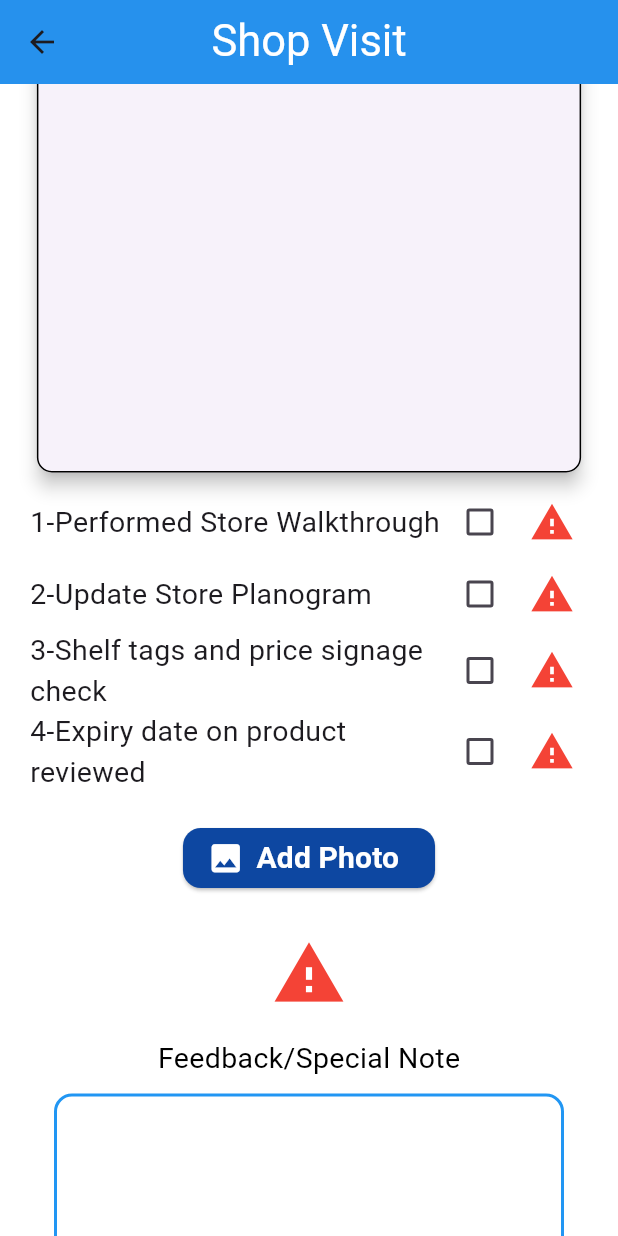
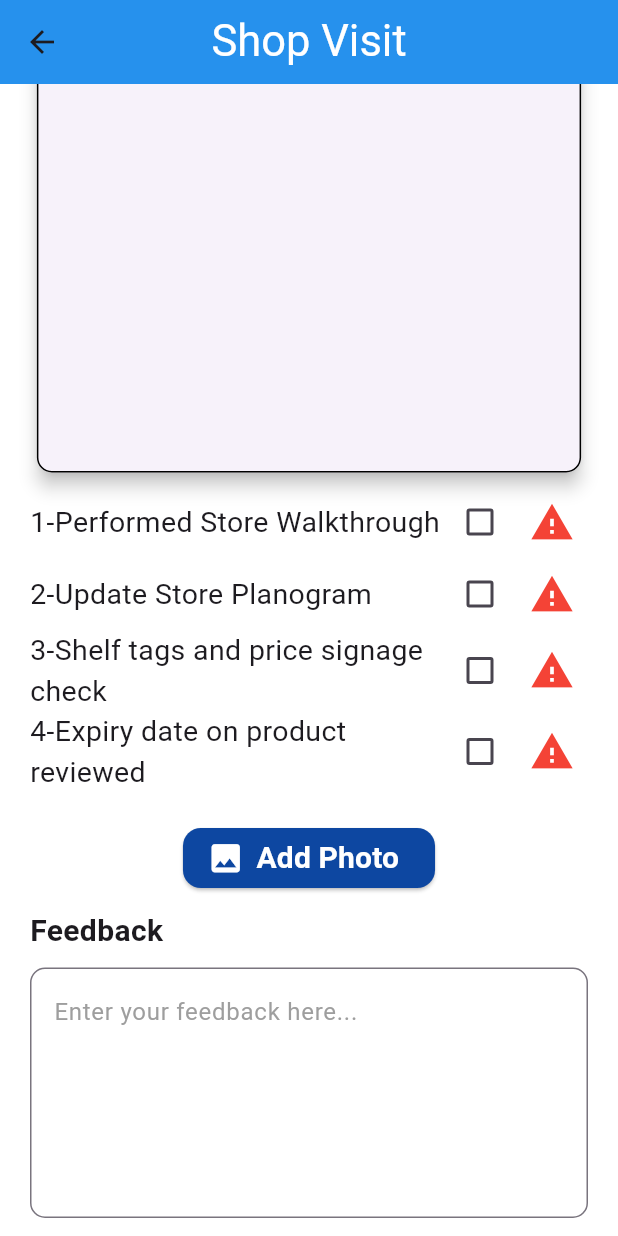
Before and after one commit to NabilaMalik/MetaxpertsBookIt, a Flutter app: the ShopvisitScreen screen opened directly, scrolled down 576 dp, on a phone screen of 412 x 824 dp. Run offline on Flutter 3.47's test engine with Material 3 defaults, Android fonts, the phone set to English and light mode, and no system bars; our stand-ins replace get, image_picker, nanoid, sqflite; accounts and stored records are empty.

Commit message:
Nabila'S complete design WITH BACKEND  01-jan-2025 8:53pm

```diff
--- a/lib/Database/dp_helper.dart
+++ b/lib/Database/dp_helper.dart
@@ -28,7 +28,7 @@ class DBHelper{
   _onCreate(Database db, int version){
     // Database Table
     db.execute("CREATE TABLE $addShopTableName(id INTEGER PRIMARY KEY, shopName TEXT,city SELECTED,shopAddress TEXT,ownerName TEXT,ownerCNIC TEXT,phoneNumber TEXT, alterPhoneNumber TEXT )");
-    db.execute("CREATE TABLE $shopVisitTableName(id INTEGER PRIMARY KEY, brand TEXT, shopName TEXT, shopAddress TEXT, ShopOwner TEXT, bookerName TEXT,photoPath TEXT, feedback TEXT, shopId TEXT)");
+    db.execute("CREATE TABLE $shopVisitTableName(id INTEGER PRIMARY KEY, brand TEXT, shopName TEXT, shopAddress TEXT, ShopOwner TEXT, bookerName TEXT,addPhoto TEXT, feedback TEXT)");
     db.execute("CREATE TABLE $orderMasterTableName(orderMasterId INTEGER PRIMARY KEY,shopName TEXT,ownerName TEXT, phoneNumber TEXT,brand TEXT,total INGEGER, creditLimit TEXT, requiredDelivery TEXT)");
     db.execute("CREATE TABLE $orderDetailsTableName (id INTEGER PRIMARY KEY,orderMasterId INTEGER, product TEXT, quantity TEXT, inStock INTEGER, rate TEXT, amount TEXT, FOREIGN KEY(orderMasterId) REFERENCES $orderMasterTableName(orderMasterId))");
     db.execute("CREATE TABLE $returnFormMasterTableName(returnMasterId INTEGER PRIMARY KEY, selectShop TEXT)");
--- a/lib/Model/shop_visit_model.dart
+++ b/lib/Model/shop_visit_model.dart
@@ -6,9 +6,8 @@ class ShopVisitModel{
   String? shopAddress;
   String? shopOwner;
   String? bookerName;
-  String? photoPath;
+  String? addPhoto;
   String? feedback;
-  int? shopId;
 
   ShopVisitModel({
     this.id,
@@ -17,9 +16,8 @@ class ShopVisitModel{
     this.shopAddress,
     this.shopOwner,
     this.bookerName,
-    this.photoPath,
+    this.addPhoto,
     this.feedback,
-    this.shopId,
   });
 
 
@@ -31,9 +29,9 @@ class ShopVisitModel{
         shopAddress: json['shopAddress'],
         shopOwner: json['ShopOwner'],
         bookerName: json['bookerName'],
-        photoPath: json['photoPath'],
+        addPhoto: json['addPhoto'],
         feedback: json['feedback'],
-        shopId: json['shopId']
+
     );
   }
 
@@ -46,9 +44,8 @@ class ShopVisitModel{
       'shopAddress':shopAddress,
       'ShopOwner':shopOwner,
       'bookerName':bookerName,
-      'photoPath':photoPath,
+      'addPhoto':addPhoto,
       'feedback':feedback,
-      'shopId':shopId,
     };
   }
 }
--- a/lib/Repositories/shop_visit_repository.dart
+++ b/lib/Repositories/shop_visit_repository.dart
@@ -9,7 +9,7 @@ class ShopVisitRepository{
   DBHelper dbHelper = DBHelper();
   Future<List<ShopVisitModel>> getShopVisit() async{
     var dbClient = await dbHelper.db;
-    List<Map> maps = await dbClient.query(shopVisitTableName,columns: ['id','brand','shopName','shopAddress','ShopOwner','bookerName','photoPath','feedback','shopId' ]);
+    List<Map> maps = await dbClient.query(shopVisitTableName,columns: ['id','brand','shopName','shopAddress','ShopOwner','bookerName','addPhoto','feedback' ]);
     List<ShopVisitModel> shopvisit = [];
     for(int i = 0; i<maps.length; i++)
     {
--- a/lib/Screens/home_screen/shopvisit_screen.dart
+++ b/lib/Screens/home_screen/shopvisit_screen.dart
@@ -1,3 +1,5 @@
+import 'dart:io';
+
 import 'package:flutter/material.dart';
 import 'package:get/get.dart';
 import 'package:image_picker/image_picker.dart';
@@ -20,7 +22,7 @@ class _ShopvisitScreenState extends State<ShopvisitScreen> {
   final shopAddressController = TextEditingController();
   final shopOwnerController = TextEditingController();
   final bookerNameController = TextEditingController();
-  final photoPathController = TextEditingController();
+  final addPhotoController = TextEditingController();
   final feedbackController = TextEditingController();
 
   int? shopvisitId;
@@ -37,39 +39,21 @@ class _ShopvisitScreenState extends State<ShopvisitScreen> {
     '3-Shelf tags and price signage check',
     '4-Expiry date on product reviewed',
   ];
-  // Function to filter data based on query
-  void filterData(String query) {
-    if (query.isEmpty) {
-      setState(() {
-        filteredRows = [];
-      });
-    } else {
-      List<DataRow> tempList = [];
-      String lowerCaseQuery = query.toLowerCase();
-      for (DataRow row in products.rows) {
-        for (DataCell cell in row.cells) {
-          if (cell.child is Text && (cell.child as Text).data!.toLowerCase().contains(lowerCaseQuery)) {
-            tempList.add(row);
-            break;
-          }
-        }
-      }
-      setState(() {
-        filteredRows = tempList;
-      });
-    }
-  }
+
   List<String> brands = ['Brand A', 'Brand B', 'Brand C'];
   List<String> shops = ['Shop X', 'Shop Y', 'Shop Z'];
 
-  XFile? _selectedImage;
+  File? _savedImage;
 
   Future<void> _pickImage() async {
     final ImagePicker picker = ImagePicker();
-    final XFile? image = await picker.pickImage(source: ImageSource.gallery);
+    final XFile? image = await picker.pickImage(source: ImageSource.camera);
+
+    if (image != null) {
       setState(() {
-      _selectedImage = image;
+        _savedImage = File(image.path);
       });
+    }
   }
 
   @override
@@ -79,7 +63,7 @@ class _ShopvisitScreenState extends State<ShopvisitScreen> {
     shopAddressController.dispose();
     shopOwnerController.dispose();
     bookerNameController.dispose();
-    photoPathController.dispose();
+    addPhotoController.dispose();
     feedbackController.dispose();
     super.dispose();
   }
@@ -98,7 +82,7 @@ class _ShopvisitScreenState extends State<ShopvisitScreen> {
           backgroundColor: Colors.blue,
         ),
         body: Container(
-          color: Colors.white, // Background color
+          color: Colors.white,
           width: size.width,
           height: size.height,
           child: SingleChildScrollView(
@@ -145,6 +129,7 @@ class _ShopvisitScreenState extends State<ShopvisitScreen> {
                         },
                       ),
                       _buildTextField(
+                        controller: shopAddressController,
                         label: "Shop Address",
                         icon: Icons.location_on,
                         validator: (value) {
@@ -155,6 +140,7 @@ class _ShopvisitScreenState extends State<ShopvisitScreen> {
                         },
                       ),
                       _buildTextField(
+                        controller: shopOwnerController,
                         label: "Shop Owner",
                         icon: Icons.person_outlined,
                         validator: (value) {
@@ -165,6 +151,7 @@ class _ShopvisitScreenState extends State<ShopvisitScreen> {
                         },
                       ),
                       _buildTextField(
+                        controller: bookerNameController,
                         label: "Booker Name",
                         icon: Icons.person,
                         validator: (value) {
@@ -183,35 +170,26 @@ class _ShopvisitScreenState extends State<ShopvisitScreen> {
                         ),
                       ),
                       const SizedBox(height: 10),
-                      Column(
-                        children: [
-
                       SingleChildScrollView(
-                            child: Column(
-                              children: [
-                                Padding(
+                        child: Padding(
                           padding: const EdgeInsets.all(5.0),
                           child: SizedBox(
-                                    height: 400, // Set the desired height
-                                    width: MediaQuery.of(context).size.width * 0.9, // Set the desired width
+                            height: 400,
+                            width: MediaQuery.of(context).size.width * 0.9,
                             child: Card(
                               elevation: 5,
                               shape: RoundedRectangleBorder(
-                                        borderRadius: BorderRadius.circular(10.0), // Adjust the radius as needed
-                                        side: const BorderSide(
-                                          color: Colors.black, // Change the color as needed
-                                          width: 1.0, // Change the width as needed
+                                borderRadius: BorderRadius.circular(10.0),
+                                side: const BorderSide(color: Colors.black, width: 1.0),
                               ),
-                                      ),
-                                      child: SingleChildScrollView( // Add a vertical ScrollView
+                              child: SingleChildScrollView(
                                 child: Column(
                                   children: [
                                     Padding(
                                       padding: const EdgeInsets.all(8.0),
                                       child: TextField(
-                                                //  controller: _searchController,
                                         onChanged: (query) {
-                                                  //    filterData(query);
+                                          // Add filtering logic here
                                         },
                                         decoration: const InputDecoration(
                                           labelText: 'Search',
@@ -220,21 +198,17 @@ class _ShopvisitScreenState extends State<ShopvisitScreen> {
                                         ),
                                       ),
                                     ),
-                                            // Wrap the DataTable with Obx
-                                            RepaintBoundary(
-                                              child: ValueListenableBuilder<List<DataRow>>(
+                                    ValueListenableBuilder<List<DataRow>>(
                                       valueListenable: products.rowsNotifier,
                                       builder: (context, rows, child) {
                                         return DataTable(
                                           columns: const [
                                             DataColumn(label: Text('Product')),
                                             DataColumn(label: Text('Quantity')),
-
                                           ],
                                           rows: filteredRows.isNotEmpty ? filteredRows : rows,
                                         );
                                       },
-                                              ),
                                     )
                                   ],
                                 ),
@@ -242,14 +216,7 @@ class _ShopvisitScreenState extends State<ShopvisitScreen> {
                             ),
                           ),
                         ),
-                              ],
                       ),
-                          )
-
-
-                        ],
-                      ),
-
                       Padding(
                         padding: const EdgeInsets.symmetric(horizontal: 20),
                         child: Column(
@@ -299,76 +266,70 @@ class _ShopvisitScreenState extends State<ShopvisitScreen> {
                           ),
                         ),
                       ),
-                      if (_selectedImage != null)
-                        const Padding(
-                          padding: EdgeInsets.only(top: 10),
-                          child: Text(
+                      if (_savedImage != null)
+                        Padding(
+                          padding: const EdgeInsets.only(top: 10),
+                          child: Column(
+                            children: [
+                              const Text(
                                 'Photo Selected!',
                                 style: TextStyle(fontSize: 19, color: Colors.green),
                               ),
+                              const SizedBox(height: 10),
+                              Image.file(
+                                _savedImage!,
+                                width: 200,
+                                height: 200,
+                                fit: BoxFit.cover,
                               ),
-                      const SizedBox(height: 20),
-                      IconButton(
-                        icon: const Icon(Icons.warning, color: Colors.red, size: 50),
-                        onPressed: () {
-                          // Handle warning logic
+                            ],
+                          ),
+                        ),
+                      // Feedback Section
+                      Padding(
+                        padding: const EdgeInsets.symmetric(horizontal: 20, vertical: 10),
+                        child: Column(
+                          crossAxisAlignment: CrossAxisAlignment.start,
+                          children: [
+                            const Text(
+                              "Feedback",
+                              style: TextStyle(fontSize: 20, fontWeight: FontWeight.bold),
+                            ),
+                            const SizedBox(height: 10),
+                            TextFormField(
+                              controller: feedbackController,
+                              maxLines: 5,
+                              style: const TextStyle(fontSize: 18),
+                              decoration: InputDecoration(
+                                hintText: "Enter your feedback here...",
+                                hintStyle: const TextStyle(color: Colors.grey, fontSize: 16),
+                                border: OutlineInputBorder(
+                                  borderRadius: BorderRadius.circular(10),
+                                  borderSide: const BorderSide(color: Colors.grey, width: 1.0),
+                                ),
+                                focusedBorder: OutlineInputBorder(
+                                  borderRadius: BorderRadius.circular(10),
+                                  borderSide: const BorderSide(color: Colors.blue, width: 2.0),
+                                ),
+                              ),
+                              validator: (value) {
+                                if (value == null || value.isEmpty) {
+                                  return 'Feedback cannot be empty';
+                                }
+                                return null;
                               },
                             ),
-                      const SizedBox(height: 10),
-                      const Text(
-                        'Feedback/Special Note',
-                        style: TextStyle(fontSize: 19, color: Colors.black),
-                      ),
-                      const SizedBox(height: 10),
-                      Container(
-                        width: 340,
-                        height: 170,
-                        decoration: BoxDecoration(
-                          border: Border.all(color: Colors.blue, width: 2.0),
-                          borderRadius: BorderRadius.circular(12.0),
-                        ),
-                        child: TextField(
-                          maxLines: null,
-                          decoration: const InputDecoration(
-                            border: InputBorder.none,
-                            contentPadding: EdgeInsets.all(10),
+                          ],
                         ),
                       ),
-                      ),
+
                       const SizedBox(height: 20),
+
+                      Row(
+                        mainAxisAlignment: MainAxisAlignment.center,
+                        children: [
                           ElevatedButton(
                             onPressed: () {
-                          if (_formKey.currentState!.validate()) {
-                            // Handle form submission
-                          }
-                        },
-                        style: ElevatedButton.styleFrom(
-                          backgroundColor: Colors.blue[900],
-                          foregroundColor: Colors.white,
-                          shape: RoundedRectangleBorder(
-                            borderRadius: BorderRadius.circular(12),
-                          ),
-                          padding: const EdgeInsets.symmetric(horizontal: 30, vertical: 15),
-                        ),
-                        child: const Text(
-                          '+Order Booking Form',
-                          style: TextStyle(fontSize: 20, fontWeight: FontWeight.bold),
-                        ),
-                      ),
-                      const SizedBox(height: 30),
-                      RoundedButton(
-                        text: 'No Order',
-                        press: () {
-                          if (_formKey.currentState!.validate()) {
-                            print("No Order Selected");
-                          }
-                        },
-                      ),
-                      Row(
-                        mainAxisAlignment: MainAxisAlignment.end,
-                        children: [
-                          ElevatedButton(
-                            onPressed: () async {
                               if (_formKey.currentState!.validate()) {
                                 shopvisitViewModel.addShopVisit(ShopVisitModel(
                                   id: shopvisitId,
@@ -377,26 +338,19 @@ class _ShopvisitScreenState extends State<ShopvisitScreen> {
                                   shopAddress: shopAddressController.text,
                                   shopOwner: shopOwnerController.text,
                                   bookerName: bookerNameController.text,
-                                  photoPath: photoPathController.text,
+                                  addPhoto: addPhotoController.text,
                                   feedback: feedbackController.text,
-                                ));
-                                await shopvisitViewModel.fetchAllShopVisit();
-                                brandController.clear();
-                                shopNameController.clear();
-                                shopAddressController.clear();
-                                shopOwnerController.clear();
-                                bookerNameController.clear();
-                                photoPathController.clear();
-                                feedbackController.clear();
+                                )
+                                );
                               }
                             },
-                            child: const Text("Save"),
+                            child: const Text("+Order Booking Form"),
                             style: ElevatedButton.styleFrom(
                               foregroundColor: Colors.white,
-                              backgroundColor: Colors.blue, // Button color
-                              minimumSize: Size(150, 50), // Set width and height
+                              backgroundColor: Colors.blue,
+                              minimumSize: const Size(230, 60),
                               shape: RoundedRectangleBorder(
-                                borderRadius: BorderRadius.circular(12), // Optional rounded corners
+                                borderRadius: BorderRadius.circular(12),
                               ),
                               textStyle: const TextStyle(fontSize: 20, fontWeight: FontWeight.bold),
                             ),
@@ -404,38 +358,14 @@ class _ShopvisitScreenState extends State<ShopvisitScreen> {
                           const SizedBox(width: 28),
                         ],
                       ),
-                      ListView.builder(
-                        shrinkWrap: true,
-                        itemCount: shopvisitViewModel.allShopVisit.length,
-                        itemBuilder: (context, index) {
-                          return InkWell(
-                            onTap: () {
-                              setState(() {
-                                shopvisitId = shopvisitViewModel.allShopVisit[index].id;
-                                brandController.text = shopvisitViewModel.allShopVisit[index].brand!;
-                                shopNameController.text = shopvisitViewModel.allShopVisit[index].shopName!;
-                                shopAddressController.text = shopvisitViewModel.allShopVisit[index].shopAddress!;
-                                shopOwnerController.text = shopvisitViewModel.allShopVisit[index].shopOwner!;
-                                bookerNameController.text = shopvisitViewModel.allShopVisit[index].bookerName!;
-                                photoPathController.text = shopvisitViewModel.allShopVisit[index].photoPath!;
-                              });
-                            },
-                            child: Card(
-                              child: ListTile(
-                                title: Text(
-                                    '${shopvisitViewModel.allShopVisit[index].brand} - ${shopvisitViewModel.allShopVisit[index].shopName} - ${shopvisitViewModel.allShopVisit[index].shopAddress} - ${shopvisitViewModel.allShopVisit[index].shopOwner} - ${shopvisitViewModel.allShopVisit[index].bookerName} - ${shopvisitViewModel.allShopVisit[index].photoPath}'),
-                                trailing: IconButton(
-                                  icon: const Icon(
-                                    Icons.delete,
-                                    color: Colors.red,
-                                  ),
-                                  onPressed: () {
-                                    shopvisitViewModel.deleteShopVisit(shopvisitViewModel.allShopVisit[index].id!);
-                                  },
-                                ),
-                              ),
-                            ),
-                          );
+                      const SizedBox(height: 30),
+                      RoundedButton(
+                        text: 'No Order',
+
+                        press: () {
+                          if (_formKey.currentState!.validate()) {
+                            print("No Order Selected");
+                          }
                         },
                       ),
                       const SizedBox(height: 50),
@@ -455,10 +385,12 @@ class _ShopvisitScreenState extends State<ShopvisitScreen> {
     required IconData icon,
     required String? Function(String?) validator,
     TextInputType keyboardType = TextInputType.text,
+    TextEditingController? controller,
   }) {
     return Padding(
       padding: const EdgeInsets.symmetric(horizontal: 20, vertical: 10),
       child: TextFormField(
+        controller: controller,
         style: const TextStyle(fontSize: 20),
         decoration: InputDecoration(
           prefixIcon: Icon(icon, color: Colors.blue),
```
Lines whose indentation alone changed are shown as unchanged.
